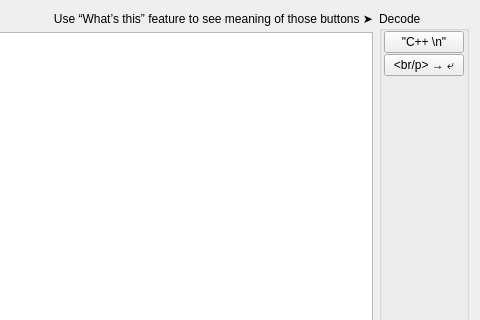
Mercury13/utranslator, file UTranslator/FmDecoder.ui: the form before one commit; both pictures show x 159 to 639 and y 0 to 320 of the 639 by 478 pixel window.
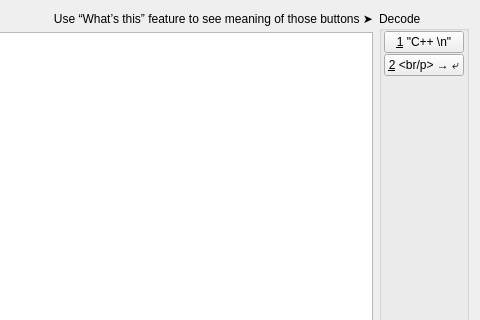
The form after the commit.

Patch:
```diff
--- a/UTranslator/FmDecoder.ui
+++ b/UTranslator/FmDecoder.ui
@@ -57,7 +57,7 @@
         <item>
          <widget class="QPushButton" name="btDecodeC">
           <property name="text">
-           <string>&quot;C++ \n&quot;</string>
+           <string>&amp;1 &quot;C++ \n&quot;</string>
           </property>
           <property name="autoDefault">
            <bool>false</bool>
@@ -67,7 +67,7 @@
         <item>
          <widget class="QPushButton" name="btDecodeBr">
           <property name="text">
-           <string>&lt;br/p&gt; → ⤶</string>
+           <string>&amp;2 &lt;br/p&gt; → ⤶</string>
           </property>
           <property name="autoDefault">
            <bool>false</bool>
```
